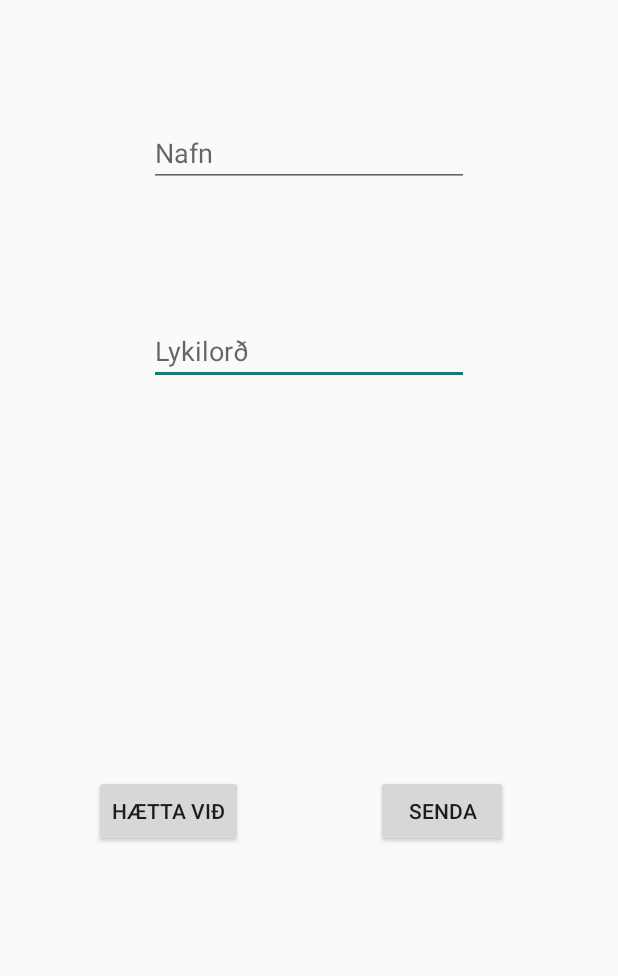
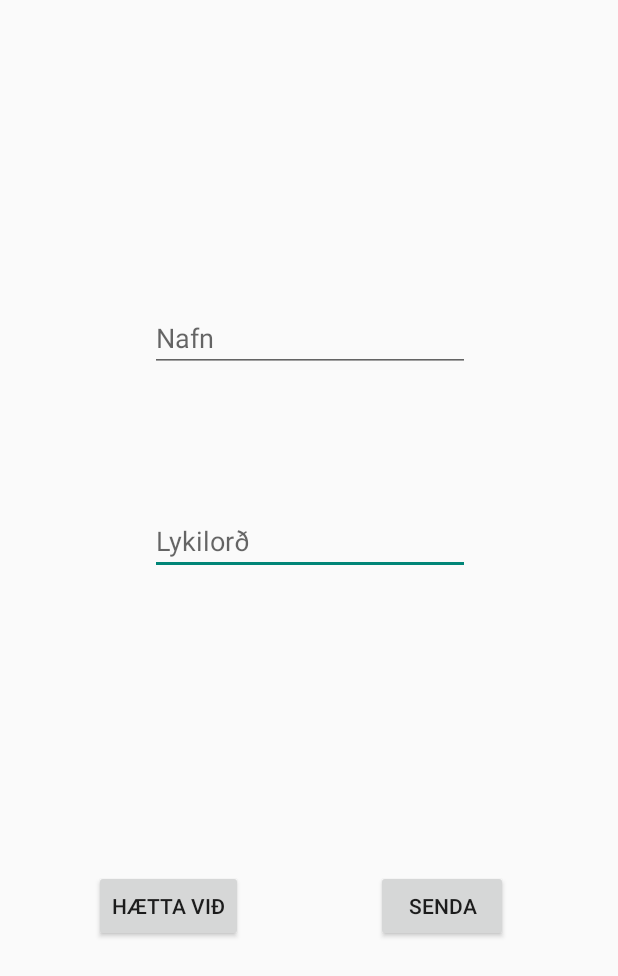
Before and after one commit to bhs15/BaraSpara-Hopur19, an Android app: the SignUpActivity screen opened directly, with no data from a screen before it, on a phone screen of 412 x 824 dp. Shown: the top 976 px of the screen. Run offline under Robolectric (Android 15) with nearby library versions, the phone set to English and light mode, and no system bars.

```diff
--- a/app/src/main/res/layout/activity_sign_up.xml
+++ b/app/src/main/res/layout/activity_sign_up.xml
@@ -7,7 +7,7 @@
     tools:context=".SignUpActivity">
 
     <EditText
-        android:id="@+id/editTextTextPassword"
+        android:id="@+id/signup_Password"
         android:layout_width="wrap_content"
         android:layout_height="wrap_content"
         android:layout_marginTop="132dp"
@@ -15,14 +15,14 @@
         android:hint="@string/login_prompt_password"
         android:inputType="textPassword"
         app:layout_constraintBottom_toBottomOf="parent"
-        app:layout_constraintEnd_toEndOf="@+id/editTextTextPersonName"
+        app:layout_constraintEnd_toEndOf="@+id/signup_Username"
         app:layout_constraintHorizontal_bias="0.0"
-        app:layout_constraintStart_toStartOf="@+id/editTextTextPersonName"
-        app:layout_constraintTop_toTopOf="@+id/editTextTextPersonName"
-        app:layout_constraintVertical_bias="0.0" />
+        app:layout_constraintStart_toStartOf="@+id/signup_Username"
+        app:layout_constraintTop_toTopOf="@+id/signup_Username"
+        app:layout_constraintVertical_bias="0.008" />
 
     <EditText
-        android:id="@+id/editTextTextPersonName"
+        android:id="@+id/signup_Username"
         android:layout_width="wrap_content"
         android:layout_height="wrap_content"
         android:ems="10"
@@ -30,30 +30,31 @@
         android:inputType="textPersonName"
         app:layout_constraintBottom_toBottomOf="parent"
         app:layout_constraintEnd_toEndOf="parent"
+        app:layout_constraintHorizontal_bias="0.502"
         app:layout_constraintStart_toStartOf="parent"
         app:layout_constraintTop_toTopOf="parent"
-        app:layout_constraintVertical_bias="0.102" />
+        app:layout_constraintVertical_bias="0.26" />
 
     <Button
-        android:id="@+id/button"
+        android:id="@+id/signup_cancel"
         android:layout_width="wrap_content"
         android:layout_height="wrap_content"
         android:text="@string/cancel"
         app:layout_constraintBottom_toBottomOf="parent"
-        app:layout_constraintEnd_toStartOf="@+id/button2"
+        app:layout_constraintEnd_toStartOf="@+id/signup_submit"
         app:layout_constraintHorizontal_bias="0.413"
         app:layout_constraintStart_toStartOf="parent"
-        app:layout_constraintTop_toBottomOf="@+id/editTextTextPassword" />
+        app:layout_constraintTop_toBottomOf="@+id/signup_Password" />
 
     <Button
-        android:id="@+id/button2"
+        android:id="@+id/signup_submit"
         android:layout_width="wrap_content"
         android:layout_height="wrap_content"
         android:text="@string/submit"
-        app:layout_constraintBottom_toBottomOf="@+id/button"
+        app:layout_constraintBottom_toBottomOf="@+id/signup_cancel"
         app:layout_constraintEnd_toEndOf="parent"
         app:layout_constraintHorizontal_bias="0.773"
         app:layout_constraintStart_toStartOf="parent"
-        app:layout_constraintTop_toTopOf="@+id/button"
+        app:layout_constraintTop_toTopOf="@+id/signup_cancel"
         app:layout_constraintVertical_bias="0.0" />
 </androidx.constraintlayout.widget.ConstraintLayout>
```
Also changed, not shown: app/src/main/java/hi/example/baraspara/SignUpActivity.java (+96 -0 lines).
